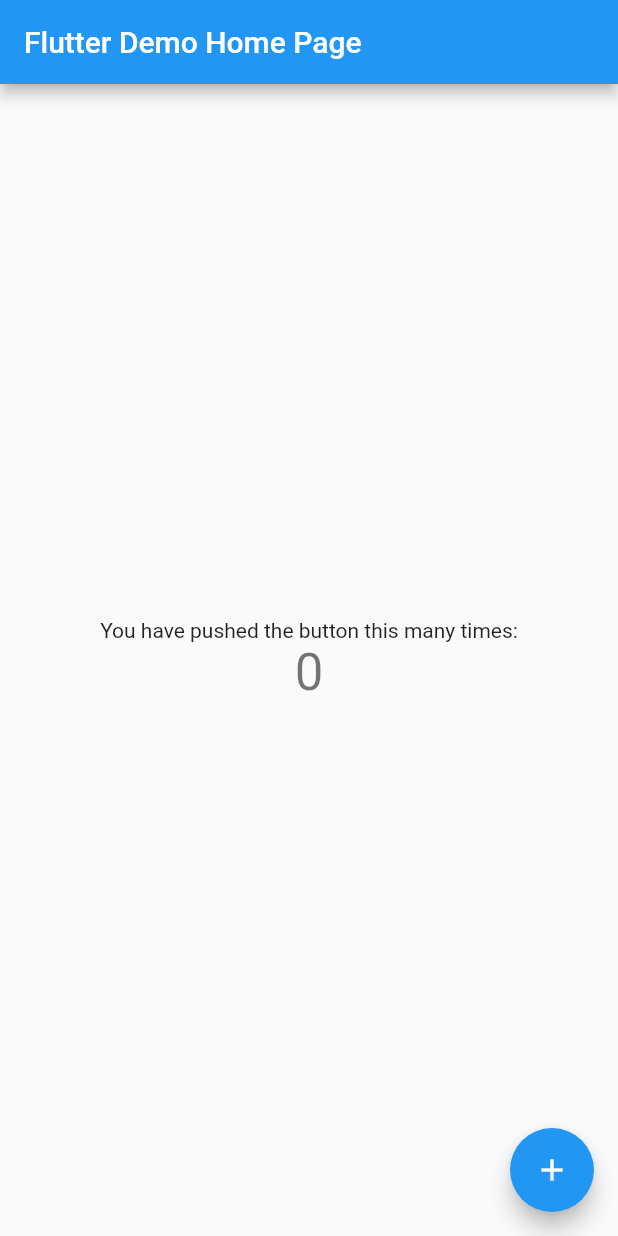
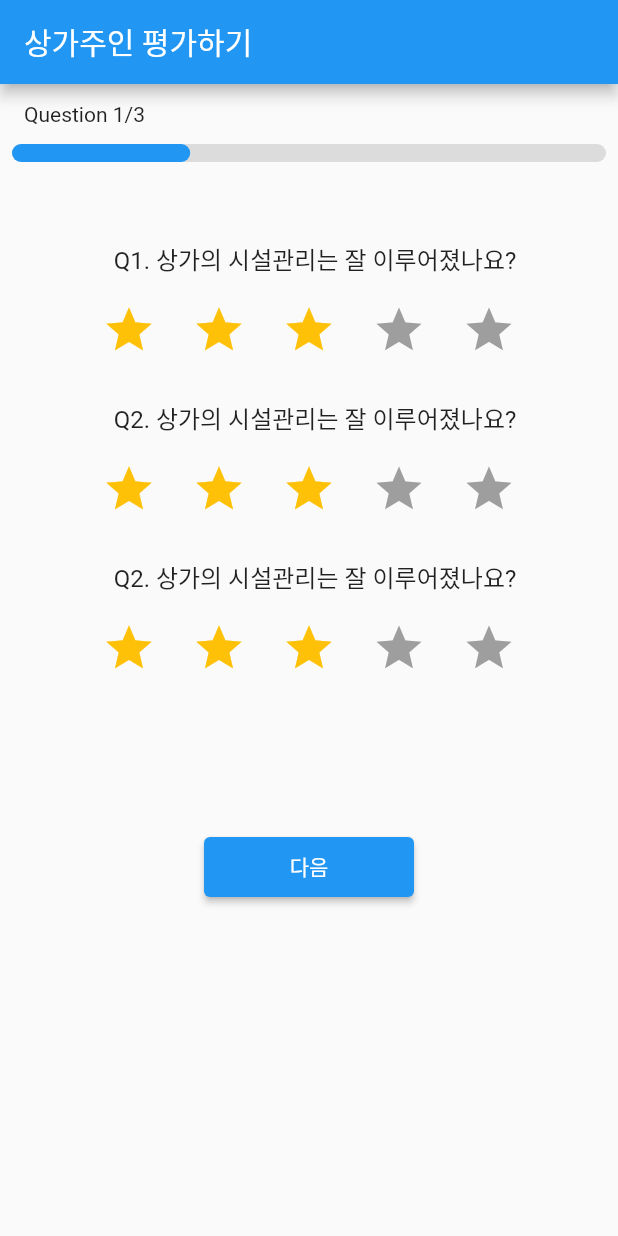
Before and after one commit to toyaji/EstimateBuildingOwner, a Flutter app: the screen it shows after launch, on a phone screen of 412 x 824 dp. Run offline on Flutter 3.47's test engine with Material 2 defaults, Android fonts, the phone set to English and light mode, and no system bars; drawn by our look-alikes of flutter_rating_bar, percent_indicator; our stand-ins replace firebase_core; accounts and stored records are empty.

Commit message:
add pages

```diff
--- /dev/null
+++ b/calc_front/lib/address.dart
@@ -0,0 +1,46 @@
+import 'package:flutter/material.dart';
+
+class ReviewAddress extends StatelessWidget {
+  const ReviewAddress({super.key});
+
+  @override
+  Widget build(BuildContext context) {
+    return Scaffold(
+
+    )
+  },
+
+    Widget AddressText() {
+    return GestureDetector(
+      onTap: () {
+        HapticFeedback.mediumImpact();
+        _addressAPI(); // 카카오 주소 API
+      },
+      child: Column(
+        crossAxisAlignment: CrossAxisAlignment.start,
+        children: [
+          Text('주소', style: TextStyle(fontSize: 15, color: Colors.blueGrey)),
+          TextFormField(
+            enabled: false,
+            decoration: InputDecoration(
+              isDense: false,
+            ),
+            controller: _AddressController,
+            style: TextStyle(fontSize: 20),
+          ),
+        ],
+      ),
+    );
+  }
+
+  _addressAPI() async {
+    KopoModel model = await Navigator.push(
+      context,
+      CupertinoPageRoute(
+        builder: (context) => RemediKopo(),
+      ),
+    );
+    _AddressController.text =
+        '${model.zonecode!} ${model.address!} ${model.buildingName!}';
+  }
+}
--- a/calc_front/lib/interest_calc.dart
+++ /dev/null
@@ -1,17 +0,0 @@
-import 'package:flutter/material.dart';
-
-class InterestCalc extends StatelessWidget {
-  const InterestCalc({super.key});
-
-  @override
-  Widget build(BuildContext context) {
-    return Scaffold(
-      appBar: AppBar(
-        title: const Text(
-          '대출이자 계산기',
-        ),
-      ),
-      body: Container(),
-    );
-  }
-}
--- a/calc_front/lib/main.dart
+++ b/calc_front/lib/main.dart
@@ -1,4 +1,5 @@
 import 'package:flutter/material.dart';
+import 'package:calc_front/rating.dart';
 
 void main() {
   runApp(const MyApp());
@@ -24,92 +25,7 @@
         // is not restarted.
         primarySwatch: Colors.blue,
       ),
-      home: const MyHomePage(title: 'Flutter Demo Home Page'),
+      home: const ReviewRating(),
     );
   }
 }
-
-class MyHomePage extends StatefulWidget {
-  const MyHomePage({Key? key, required this.title}) : super(key: key);
-
-  // This widget is the home page of your application. It is stateful, meaning
-  // that it has a State object (defined below) that contains fields that affect
-  // how it looks.
-
-  // This class is the configuration for the state. It holds the values (in this
-  // case the title) provided by the parent (in this case the App widget) and
-  // used by the build method of the State. Fields in a Widget subclass are
-  // always marked "final".
-
-  final String title;
-
-  @override
-  State<MyHomePage> createState() => _MyHomePageState();
-}
-
-class _MyHomePageState extends State<MyHomePage> {
-  int _counter = 0;
-
-  void _incrementCounter() {
-    setState(() {
-      // This call to setState tells the Flutter framework that something has
-      // changed in this State, which causes it to rerun the build method below
-      // so that the display can reflect the updated values. If we changed
-      // _counter without calling setState(), then the build method would not be
-      // called again, and so nothing would appear to happen.
-      _counter++;
-    });
-  }
-
-  @override
-  Widget build(BuildContext context) {
-    // This method is rerun every time setState is called, for instance as done
-    // by the _incrementCounter method above.
-    //
-    // The Flutter framework has been optimized to make rerunning build methods
-    // fast, so that you can just rebuild anything that needs updating rather
-    // than having to individually change instances of widgets.
-    return Scaffold(
-      appBar: AppBar(
-        // Here we take the value from the MyHomePage object that was created by
-        // the App.build method, and use it to set our appbar title.
-        title: Text(widget.title),
-      ),
-      body: Center(
-        // Center is a layout widget. It takes a single child and positions it
-        // in the middle of the parent.
-        child: Column(
-          // Column is also a layout widget. It takes a list of children and
-          // arranges them vertically. By default, it sizes itself to fit its
-          // children horizontally, and tries to be as tall as its parent.
-          //
-          // Invoke "debug painting" (press "p" in the console, choose the
-          // "Toggle Debug Paint" action from the Flutter Inspector in Android
-          // Studio, or the "Toggle Debug Paint" command in Visual Studio Code)
-          // to see the wireframe for each widget.
-          //
-          // Column has various properties to control how it sizes itself and
-          // how it positions its children. Here we use mainAxisAlignment to
-          // center the children vertically; the main axis here is the vertical
-          // axis because Columns are vertical (the cross axis would be
-          // horizontal).
-          mainAxisAlignment: MainAxisAlignment.center,
-          children: <Widget>[
-            const Text(
-              'You have pushed the button this many times:',
-            ),
-            Text(
-              '$_counter',
-              style: Theme.of(context).textTheme.headline4,
-            ),
-          ],
-        ),
-      ),
-      floatingActionButton: FloatingActionButton(
-        onPressed: _incrementCounter,
-        tooltip: 'Increment',
-        child: const Icon(Icons.add),
-      ), // This trailing comma makes auto-formatting nicer for build methods.
-    );
-  }
-}
--- /dev/null
+++ b/calc_front/lib/rating.dart
@@ -0,0 +1,109 @@
+import 'package:flutter/material.dart';
+import 'package:percent_indicator/linear_percent_indicator.dart';
+import 'package:flutter_rating_bar/flutter_rating_bar.dart';
+
+class ReviewRating extends StatelessWidget {
+  const ReviewRating({super.key});
+
+  @override
+  Widget build(BuildContext context) {
+    return Scaffold(
+        appBar: AppBar(
+          // Here we take the value from the MyHomePage object that was created by
+          // the App.build method, and use it to set our appbar title.
+          title: const Text('상가주인 평가하기'),
+        ),
+        body: Column(
+          children: [
+            Align(
+              alignment: const AlignmentDirectional(-1, 0),
+              child: Padding(
+                padding: const EdgeInsetsDirectional.fromSTEB(16, 12, 0, 0),
+                child: Text(
+                  'Question 1/3',
+                  style: Theme.of(context).textTheme.bodyText2,
+                ),
+              ),
+            ),
+            Padding(
+              padding: const EdgeInsetsDirectional.fromSTEB(8, 12, 8, 0),
+              child: LinearPercentIndicator(
+                percent: 0.3,
+                lineHeight: 12,
+                animation: true,
+                progressColor: Theme.of(context).primaryColor,
+                backgroundColor: Theme.of(context).focusColor,
+                barRadius: const Radius.circular(24),
+                padding: EdgeInsets.zero,
+              ),
+            ),
+            const Padding(padding: EdgeInsets.all(16.0)),
+            const CustomRatingWidget(question: 'Q1. 상가의 시설관리는 잘 이루어졌나요?'),
+            const CustomRatingWidget(question: 'Q2. 상가의 시설관리는 잘 이루어졌나요?'),
+            const CustomRatingWidget(question: 'Q2. 상가의 시설관리는 잘 이루어졌나요?'),
+            const SizedBox(
+              height: 100,
+            ),
+            Row(
+              mainAxisAlignment: MainAxisAlignment.center,
+              children: [
+                SizedBox(
+                  height: 40,
+                  width: 140,
+                  child: ElevatedButton(
+                    onPressed: () {},
+                    child: Text('다음'),
+                  ),
+                ),
+              ],
+            )
+          ],
+        ));
+  }
+}
+
+class CustomRatingWidget extends StatelessWidget {
+  final String question;
+
+  const CustomRatingWidget({super.key, required this.question});
+
+  @override
+  Widget build(BuildContext context) {
+    return Column(
+      children: [
+        Padding(
+          padding: const EdgeInsetsDirectional.fromSTEB(8, 20, 0, 10),
+          child: Text(
+            question,
+            style: Theme.of(context).textTheme.titleMedium,
+          ),
+        ),
+        Padding(
+          padding: const EdgeInsets.all(8.0),
+          child: RatingBar(
+            minRating: 1,
+            maxRating: 5,
+            initialRating: 3,
+            allowHalfRating: false,
+            onRatingUpdate: (value) {},
+            ratingWidget: RatingWidget(
+                full: const Icon(
+                  Icons.star,
+                  color: Colors.amber,
+                ),
+                half: const Icon(
+                  Icons.star,
+                  color: Colors.amber,
+                ),
+                empty: const Icon(
+                  Icons.star,
+                  color: Colors.grey,
+                )),
+            itemSize: 36,
+            itemPadding: const EdgeInsets.symmetric(horizontal: 12),
+          ),
+        )
+      ],
+    );
+  }
+}
--- a/calc_front/pubspec.yaml
+++ b/calc_front/pubspec.yaml
@@ -35,6 +35,9 @@
   # Use with the CupertinoIcons class for iOS style icons.
   cupertino_icons: ^1.0.2
   firebase_core: ^1.22.0
+  percent_indicator: ^4.2.2
+  flutter_rating_bar: ^4.0.1
+  remedi_kopo: ^0.0.1
 
 dev_dependencies:
   flutter_test:
```
